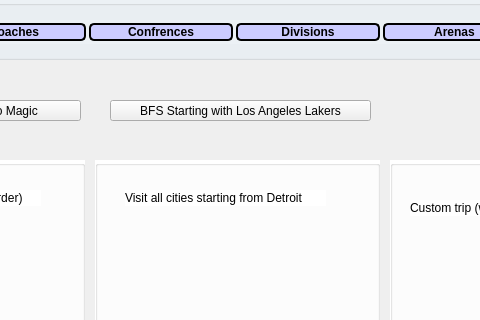
Above: CS1D-Basketball-master/Basketball/user.ui from moetaei/CS1D-Basketball before the change; both pictures show x 510 to 990 and y 0 to 320 of the 1200 by 700 pixel window. Below: the same form after it.
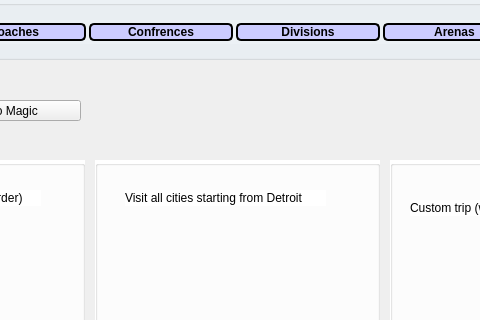
That is the form after the change.

What changed in the file:
```diff
--- a/CS1D-Basketball-master/Basketball/user.ui
+++ b/CS1D-Basketball-master/Basketball/user.ui
@@ -224,26 +224,6 @@
       <string>MST</string>
      </property>
     </widget>
-    <widget class="QPushButton" name="bfs">
-     <property name="geometry">
-      <rect>
-       <x>620</x>
-       <y>40</y>
-       <width>261</width>
-       <height>21</height>
-      </rect>
-     </property>
-     <property name="text">
-      <string>BFS Starting with Los Angeles Lakers</string>
-     </property>
-    </widget>
-    <zorder>BackgroundImageVolcano</zorder>
-    <zorder>package1</zorder>
-    <zorder>package2</zorder>
-    <zorder>package3</zorder>
-    <zorder>package4</zorder>
-    <zorder>dfs</zorder>
-    <zorder>bfs</zorder>
    </widget>
   </widget>
   <widget class="QGroupBox" name="pushButtonGroup">
```
